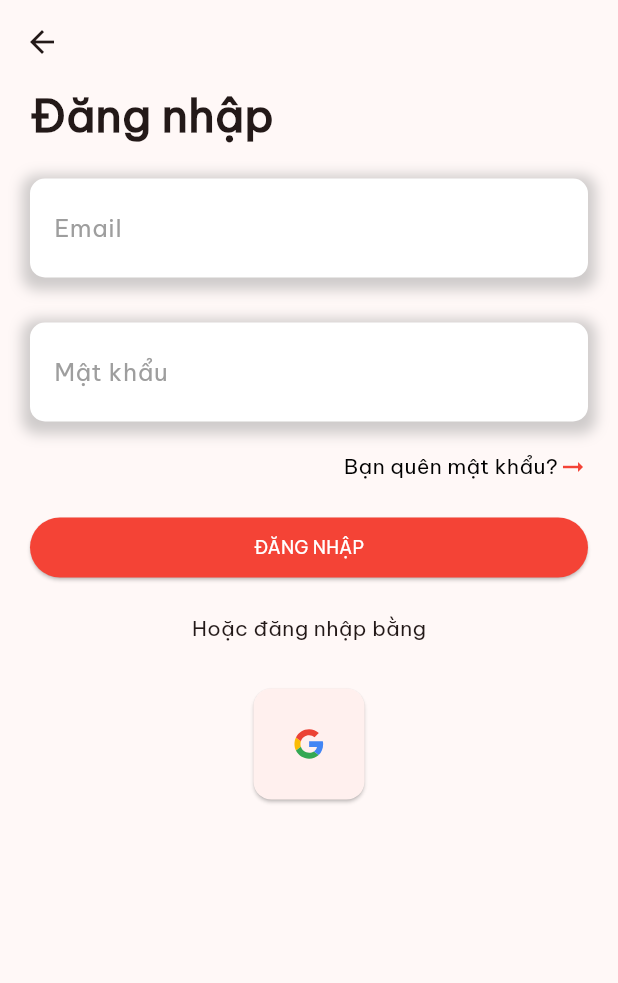
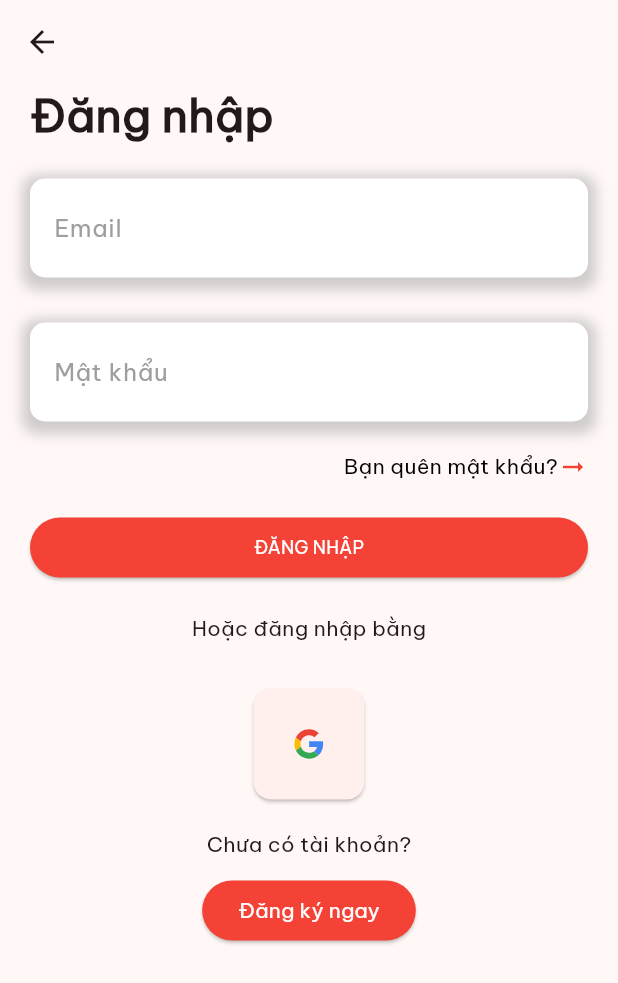
Before and after one commit to MinhTranTuan3112/TSportMobileApp, a Flutter app: the screen it shows after launch, item 4 of the bottom bar chosen, after a tap on "Đăng nhập", on a phone screen of 412 x 824 dp. Shown: the top 983 px of the screen. Run offline on Flutter 3.47's test engine with Material 3 defaults, Android fonts, the phone set to English and light mode, and no system bars; our stand-ins replace flutter_secure_storage, flutter_svg, supabase_flutter; accounts and stored records are empty; network calls fail.

Commit message:
Update login and signup

```diff
--- a/lib/main.dart
+++ b/lib/main.dart
@@ -1,7 +1,12 @@
 import 'package:flutter/material.dart';
+import 'package:supabase_flutter/supabase_flutter.dart';
 import 'package:tsport_mobile_app/widgets/bottom_navigation_bar.dart';
 
-void main() {
+void main() async {
+  await Supabase.initialize(
+      url: 'https://iptnrpnttdzsfgozjmum.supabase.co',
+      anonKey:
+          'eyJhbGciOiJIUzI1NiIsInR5cCI6IkpXVCJ9.eyJpc3MiOiJzdXBhYmFzZSIsInJlZiI6ImlwdG5ycG50dGR6c2Znb3pqbXVtIiwicm9sZSI6ImFub24iLCJpYXQiOjE3MTgxNjMyNDIsImV4cCI6MjAzMzczOTI0Mn0.vriszLz5WLz1sJiawjqJ7jTEusNonziCNvPbGFqbpW4');
   runApp(const MyApp());
 }
 
--- a/lib/screens/login_screen.dart
+++ b/lib/screens/login_screen.dart
@@ -1,9 +1,10 @@
-import 'dart:convert';
-
 import 'package:flutter/material.dart';
+import 'package:tsport_mobile_app/main.dart';
+import 'package:tsport_mobile_app/screens/signup_screen.dart';
 import 'package:tsport_mobile_app/services/auth_service.dart';
-// ignore: depend_on_referenced_packages
-import 'package:flutter_svg/flutter_svg.dart';
+import 'package:tsport_mobile_app/widgets/email_text_field.dart';
+import 'package:tsport_mobile_app/widgets/google_login_button.dart';
+import 'package:tsport_mobile_app/widgets/password_text_field.dart';
 
 class LoginScreen extends StatefulWidget {
   const LoginScreen({super.key});
@@ -43,16 +44,21 @@ class _LoginScreenState extends State<LoginScreen> {
                     style: TextStyle(fontSize: 30, fontWeight: FontWeight.bold),
                   ),
                 ),
-                emailTextField(emailController),
+                // emailTextField(emailController),
+                EmailTextField(emailController: emailController),
                 const SizedBox(height: 10),
-                passwordTextField(passwordController),
+                PasswordTextField(passwordController: passwordController),
                 const SizedBox(height: 20),
                 forgotPasswordLink(),
                 const SizedBox(height: 20),
                 loginButton(),
                 const SizedBox(height: 20),
                 const Text('Hoặc đăng nhập bằng'),
-                googleLoginButton(),
+                const GoogleLoginButton(),
+                const SizedBox(height: 20),
+                const Text('Chưa có tài khoản?'),
+                const SizedBox(height: 10),
+                signUpButton()
               ],
             ),
           ),
@@ -61,23 +67,20 @@ class _LoginScreenState extends State<LoginScreen> {
     );
   }
 
-  Container googleLoginButton() {
-    return Container(
-      margin: const EdgeInsets.only(top: 30),
-      alignment: Alignment.bottomCenter,
-      child: ElevatedButton(
-          onPressed: () {},
-          style: ElevatedButton.styleFrom(
-            shape:
-                RoundedRectangleBorder(borderRadius: BorderRadius.circular(12)),
-            padding:
-                const EdgeInsets.only(top: 27, bottom: 27, left: 27, right: 27),
-          ),
-          child: SizedBox(
-              height: 20,
-              width: 20,
-              child: SvgPicture.asset('assets/icons/google.svg'))),
-    );
+  Widget signUpButton() {
+    return SizedBox(
+        child: ElevatedButton(
+            style: ElevatedButton.styleFrom(backgroundColor: Colors.red),
+            onPressed: () {
+              Navigator.push(
+                  context,
+                  MaterialPageRoute(
+                      builder: (context) => const SignupScreen()));
+            },
+            child: const Text(
+              'Đăng ký ngay',
+              style: TextStyle(color: Colors.white),
+            )));
   }
 
   Align forgotPasswordLink() {
@@ -109,39 +112,23 @@ class _LoginScreenState extends State<LoginScreen> {
     var email = emailController.text;
     var password = passwordController.text;
     var authService = AuthService();
-    var response = await authService.callLogin(email, password);
+    var response = await authService.callSupabaseLogin(email, password);
 
-    var message = "Sai email hoặc mật khẩu";
-    if (response.statusCode == 201) {
-      var responseBody = jsonDecode(response.body);
+    if (response.user != null) {
+      final session = response.session;
+      final accessToken = session?.accessToken;
 
-      var token = responseBody['access-token'];
-
-      await authService.saveAccessToken(token);
-
-      // message = "Đăng nhập thành công";
-
-      // Pop the current screen off the stack
-      if (mounted) {
-        Navigator.of(context).pop();
-        return;
-      }
+      await authService.saveAccessToken(accessToken);
     }
 
     if (mounted) {
-      showDialog(
-          context: context,
-          builder: (BuildContext context) {
-            return AlertDialog(
-              title: const Text('Thông báo'),
-              content: Text("$message + ${response.statusCode}"),
-              actions: [
-                TextButton(
-                    onPressed: () => {Navigator.of(context).pop()},
-                    child: const Text('Ok'))
-              ],
-            );
-          });
+      Navigator.pushAndRemoveUntil(
+        context,
+        MaterialPageRoute(
+            builder: (context) =>
+                (const MyApp())), // replace 'YourApp' with your main widget that includes the BottomNavigationBar
+        (Route<dynamic> route) => false,
+      );
     }
   }
 
@@ -166,81 +153,4 @@ class _LoginScreenState extends State<LoginScreen> {
           )),
     );
   }
-
-  Container passwordTextField(TextEditingController passwordController) {
-    return Container(
-      margin: const EdgeInsets.only(top: 20),
-      padding: const EdgeInsets.only(top: 5, bottom: 5),
-      decoration: BoxDecoration(
-          color: Colors.white,
-          borderRadius: const BorderRadius.all(Radius.circular(10)),
-          boxShadow: [
-            BoxShadow(
-                color: Colors.grey.withOpacity(0.5),
-                spreadRadius: 5,
-                blurRadius: 7,
-                offset: const Offset(0, 3))
-          ]),
-      child: TextFormField(
-        controller: passwordController,
-        decoration: const InputDecoration(
-          labelText: 'Mật khẩu',
-          labelStyle: TextStyle(color: Colors.grey),
-          filled: true,
-          fillColor: Colors.white,
-          border: OutlineInputBorder(
-              borderRadius: BorderRadius.all(Radius.circular(10)),
-              borderSide: BorderSide.none),
-        ),
-        obscureText: true,
-        validator: (value) {
-          if (value == null || value.isEmpty) {
-            return "Mật khẩu không được để trống";
-          }
-
-          return null;
-        },
-      ),
-    );
-  }
-
-  Widget emailTextField(TextEditingController emailController) {
-    return Container(
-      margin: const EdgeInsets.only(top: 20),
-      padding: const EdgeInsets.only(top: 5, bottom: 5),
-      decoration: BoxDecoration(
-          color: Colors.white,
-          borderRadius: const BorderRadius.all(Radius.circular(10)),
-          boxShadow: [
-            BoxShadow(
-                color: Colors.grey.withOpacity(0.5),
-                spreadRadius: 5,
-                blurRadius: 7,
-                offset: const Offset(0, 3))
-          ]),
-      child: TextFormField(
-        controller: emailController,
-        decoration: const InputDecoration(
-          labelText: 'Email',
-          labelStyle: TextStyle(color: Colors.grey),
-          filled: true,
-          fillColor: Colors.white,
-          border: OutlineInputBorder(
-              borderRadius: BorderRadius.all(Radius.circular(10)),
-              borderSide: BorderSide.none),
-        ),
-        validator: (value) {
-          if (value == null || value.isEmpty) {
-            return "Email không được để trống";
-          }
-
-          if (!value.contains('@')) {
-            return "Email không hợp lệ";
-          }
-
-          return null;
-        },
-      ),
-    );
-  }
 }
--- a/lib/screens/profile_screen.dart
+++ b/lib/screens/profile_screen.dart
@@ -1,18 +1,96 @@
+import 'dart:async';
+
 import 'package:flutter/material.dart';
+import 'package:supabase_flutter/supabase_flutter.dart';
+import 'package:tsport_mobile_app/main.dart';
+import 'package:tsport_mobile_app/screens/home_screen.dart';
 import 'package:tsport_mobile_app/screens/login_screen.dart';
+import 'package:tsport_mobile_app/services/auth_service.dart';
 
-class ProfileScreen extends StatelessWidget {
+class ProfileScreen extends StatefulWidget {
   const ProfileScreen({super.key});
-  final bool isLogin = false;
+
+  @override
+  State<ProfileScreen> createState() => _ProfileScreenState();
+}
+
+class _ProfileScreenState extends State<ProfileScreen> {
   @override
   Widget build(BuildContext context) {
+    final user = Supabase.instance.client.auth.currentUser;
+    bool isAuthenticated = (user != null);
+
+    return !isAuthenticated
+        ? unauthenticatedContent(context)
+        : authenticatedContent(user);
+  }
+
+  Widget authenticatedContent(User user) {
     return Column(
       children: [
-        const Text('Đăng nhập để mua hàng ngay với TSport', style:
-        TextStyle(
-          fontWeight: FontWeight.bold,
+        Text('Chào mừng ${user.email} đến với TSport'),
+        const SizedBox(height: 20),
+        ElevatedButton(
+            onPressed: () {
+              showDialog(
+                context: context,
+                builder: (BuildContext context) {
+                  return AlertDialog(
+                    title: const Text('Xác nhận'),
+                    content: const Text('Xác nhận muốn đăng xuất?'),
+                    actions: <Widget>[
+                      TextButton(
+                        child: const Text('Hủy'),
+                        onPressed: () {
+                          Navigator.of(context).pop();
+                        },
+                      ),
+                      TextButton(
+                        child: const Text('Đồng ý'),
+                        onPressed: () async {
+                          await AuthService().signOut();
+                          if (mounted) {
+                            Navigator.pushAndRemoveUntil(
+                              // ignore: use_build_context_synchronously
+                              context,
+                              MaterialPageRoute(
+                                  builder: (context) =>
+                                      (const MyApp())), // replace 'YourApp' with your main widget that includes the BottomNavigationBar
+                              (Route<dynamic> route) => false,
+                            );
+                          }
+                        },
+                      ),
+                    ],
+                  );
+                },
+              );
+            },
+            child: const Text('Đăng xuất'))
+      ],
+    );
+  }
 
-        ),),
+  Future performSignout() async {
+    await AuthService().signOut();
+    if (mounted) {
+      Navigator.pushAndRemoveUntil(
+        context,
+        MaterialPageRoute(builder: (context) => const HomeScreen()),
+        (Route<dynamic> route) => false,
+      );
+    }
+  }
+
+  Widget unauthenticatedContent(BuildContext context) {
+    return Column(
+      children: [
+        const Text(
+          'Đăng nhập để mua hàng ngay với TSport',
+          style: TextStyle(
+            fontWeight: FontWeight.bold,
+          ),
+        ),
         ElevatedButton(
             onPressed: () => {
                   Navigator.push(
--- a/lib/widgets/bottom_navigation_bar.dart
+++ b/lib/widgets/bottom_navigation_bar.dart
@@ -22,6 +22,12 @@ class _BottomNavigationState extends State<BottomNavigation> {
     CartsScreen(),
     ProfileScreen()
   ];
+
+  void selectHome() {
+    setState(() {
+      _selectedIndex = 0;
+    });
+  }
 
   @override
   Widget build(BuildContext context) {
--- /dev/null
+++ b/lib/widgets/email_text_field.dart
@@ -0,0 +1,47 @@
+import 'package:flutter/material.dart';
+
+class EmailTextField extends StatelessWidget {
+  final TextEditingController emailController;
+  const EmailTextField({super.key, required this.emailController});
+
+  @override
+  Widget build(BuildContext context) {
+    return Container(
+      margin: const EdgeInsets.only(top: 20),
+      padding: const EdgeInsets.only(top: 5, bottom: 5),
+      decoration: BoxDecoration(
+          color: Colors.white,
+          borderRadius: const BorderRadius.all(Radius.circular(10)),
+          boxShadow: [
+            BoxShadow(
+                color: Colors.grey.withOpacity(0.5),
+                spreadRadius: 5,
+                blurRadius: 7,
+                offset: const Offset(0, 3))
+          ]),
+      child: TextFormField(
+        controller: emailController,
+        decoration: const InputDecoration(
+          labelText: 'Email',
+          labelStyle: TextStyle(color: Colors.grey),
+          filled: true,
+          fillColor: Colors.white,
+          border: OutlineInputBorder(
+              borderRadius: BorderRadius.all(Radius.circular(10)),
+              borderSide: BorderSide.none),
+        ),
+        validator: (value) {
+          if (value == null || value.isEmpty) {
+            return "Email không được để trống";
+          }
+
+          if (!value.contains('@')) {
+            return "Email không hợp lệ";
+          }
+
+          return null;
+        },
+      ),
+    );
+  }
+}
--- /dev/null
+++ b/lib/widgets/google_login_button.dart
@@ -0,0 +1,27 @@
+import 'package:flutter/material.dart';
+// ignore: depend_on_referenced_packages
+import 'package:flutter_svg/flutter_svg.dart';
+
+class GoogleLoginButton extends StatelessWidget {
+  const GoogleLoginButton({super.key});
+
+  @override
+  Widget build(BuildContext context) {
+    return Container(
+      margin: const EdgeInsets.only(top: 30),
+      alignment: Alignment.bottomCenter,
+      child: ElevatedButton(
+          onPressed: () {},
+          style: ElevatedButton.styleFrom(
+            shape:
+                RoundedRectangleBorder(borderRadius: BorderRadius.circular(12)),
+            padding:
+                const EdgeInsets.only(top: 27, bottom: 27, left: 27, right: 27),
+          ),
+          child: SizedBox(
+              height: 20,
+              width: 20,
+              child: SvgPicture.asset('assets/icons/google.svg'))),
+    );
+  }
+}
--- /dev/null
+++ b/lib/widgets/password_text_field.dart
@@ -0,0 +1,45 @@
+import 'package:flutter/material.dart';
+
+class PasswordTextField extends StatelessWidget {
+  final TextEditingController passwordController;
+  final String label;
+  const PasswordTextField({super.key, required this.passwordController, this.label = 'Mật khẩu'});
+
+  @override
+  Widget build(BuildContext context) {
+    return Container(
+      margin: const EdgeInsets.only(top: 20),
+      padding: const EdgeInsets.only(top: 5, bottom: 5),
+      decoration: BoxDecoration(
+          color: Colors.white,
+          borderRadius: const BorderRadius.all(Radius.circular(10)),
+          boxShadow: [
+            BoxShadow(
+                color: Colors.grey.withOpacity(0.5),
+                spreadRadius: 5,
+                blurRadius: 7,
+                offset: const Offset(0, 3))
+          ]),
+      child: TextFormField(
+        controller: passwordController,
+        decoration: InputDecoration(
+          labelText: label,
+          labelStyle: const TextStyle(color: Colors.grey),
+          filled: true,
+          fillColor: Colors.white,
+          border: const OutlineInputBorder(
+              borderRadius: BorderRadius.all(Radius.circular(10)),
+              borderSide: BorderSide.none),
+        ),
+        obscureText: true,
+        validator: (value) {
+          if (value == null || value.isEmpty) {
+            return "Mật khẩu không được để trống";
+          }
+
+          return null;
+        },
+      ),
+    );
+  }
+}
--- a/pubspec.yaml
+++ b/pubspec.yaml
@@ -35,6 +35,7 @@ dependencies:
   # The following adds the Cupertino Icons font to your application.
   # Use with the CupertinoIcons class for iOS style icons.
   cupertino_icons: ^1.0.6
+  supabase_flutter: ^2.5.5
 
 dev_dependencies:
   flutter_test:
```
Also changed, not shown: lib/screens/signup_screen.dart (added, +106 -0 lines), lib/services/auth_service.dart (+52 -4 lines), lib/utils/popup_utils.dart (added, +20 -0 lines), pubspec.lock, 5 other files.
